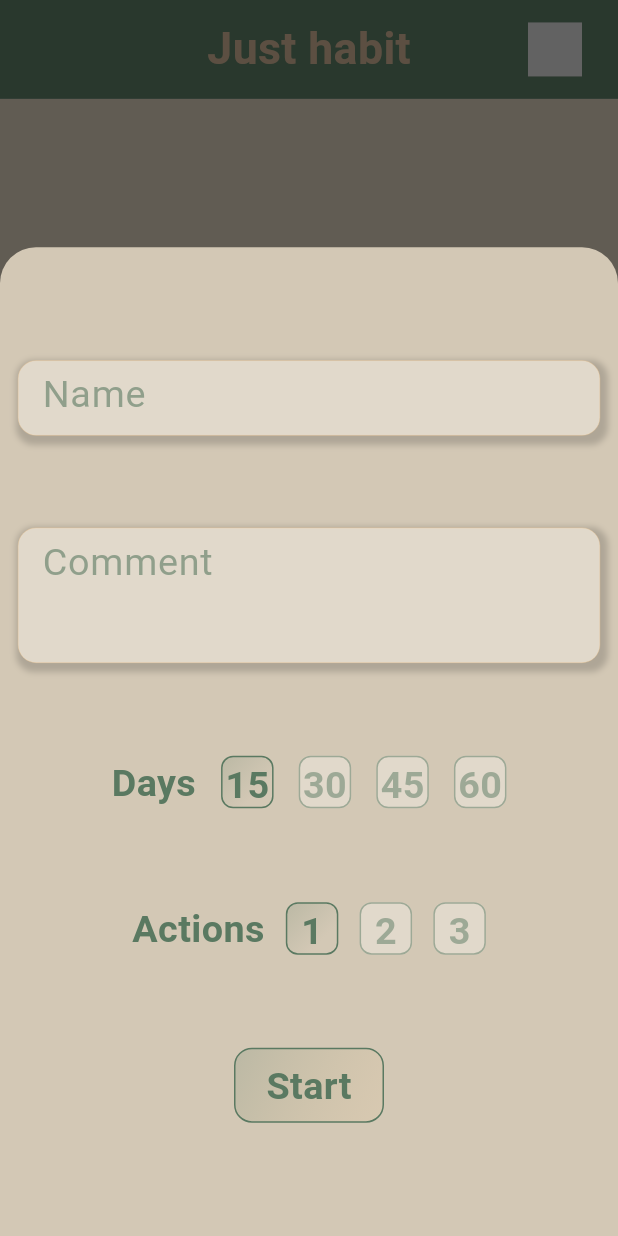
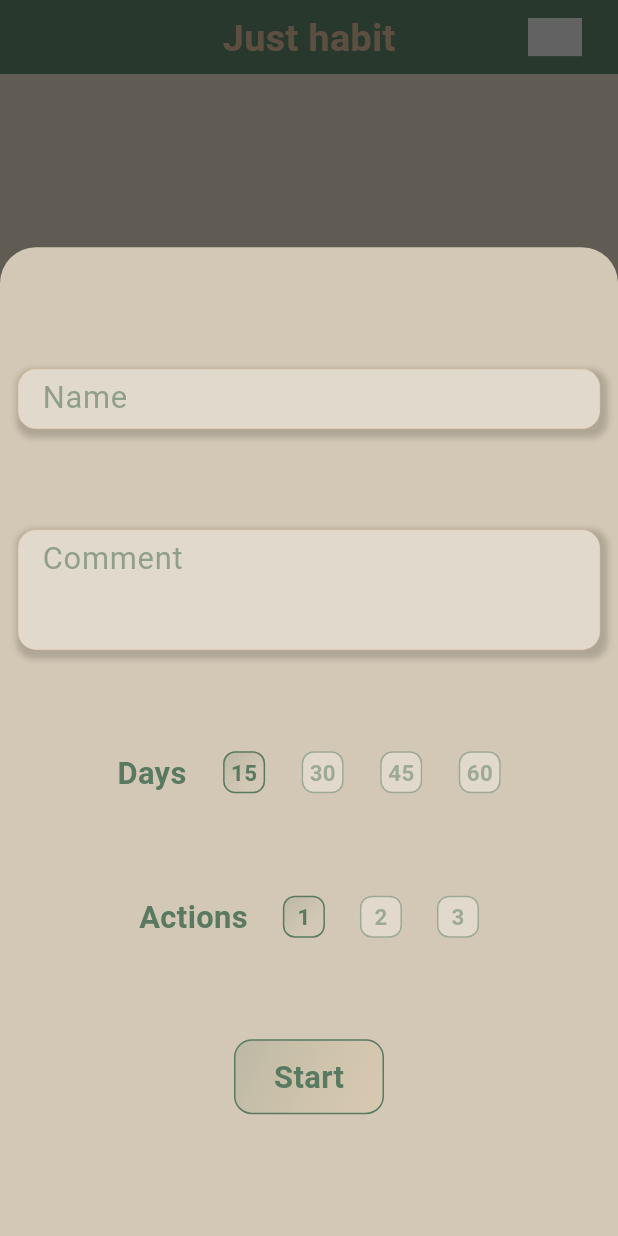
Before and after one commit to denissavishchev/justhabit, a Flutter app: the screen it shows after launch, after a tap on an icon or button, on a phone screen of 412 x 824 dp. Run offline on Flutter 3.47's test engine with Material 3 defaults, Android fonts, the phone set to English and light mode, and no system bars; our stand-ins replace flutter_screenutil, flutter_svg, sqflite; accounts and stored records are empty.

Commit message:
before done button

```diff
--- a/lib/constants.dart
+++ b/lib/constants.dart
@@ -9,11 +9,12 @@ const kBlack = Color(0xff1d1d1c);
 const kYellow = Color(0xffffcd8d);
 const kBrown = Color(0xffc8ad90);
 
-final kWhiteStyle = TextStyle(fontSize: 22.sp, color: kWhite, fontWeight: FontWeight.bold);
-final kGreenStyle = TextStyle(fontSize: 22.sp, color: kGreen, fontWeight: FontWeight.bold);
-final kBrownStyle = TextStyle(fontSize: 22.sp, color: kBrown, fontWeight: FontWeight.bold);
-final kOrangeStyleSmall = TextStyle(fontSize: 13.sp, color: kOrange.withOpacity(0.8), fontWeight: FontWeight.bold);
+final kWhiteStyle = TextStyle(fontSize: 18.sp, color: kWhite, fontWeight: FontWeight.bold);
+final kGreenStyle = TextStyle(fontSize: 18.sp, color: kGreen, fontWeight: FontWeight.bold);
+final kBrownStyle = TextStyle(fontSize: 18.sp, color: kBrown, fontWeight: FontWeight.bold);
+final kBrownStyleSmall = TextStyle(fontSize: 13.sp, color: kBrown);
 final kWhiteStyleSmall = TextStyle(fontSize: 13.sp, color: kWhite, fontWeight: FontWeight.bold);
-final kWhiteStyleBig = TextStyle(fontSize: 26.sp, color: kWhite, fontWeight: FontWeight.bold);
-final kOrangeStyleBig = TextStyle(fontSize: 26.sp, color: kOrange.withOpacity(0.7), fontWeight: FontWeight.bold);
-final kBrownStyleBig = TextStyle(fontSize: 26.sp, color: kBrown, fontWeight: FontWeight.bold);
+final kGreenStyleSmall = TextStyle(fontSize: 13.sp, color: kGreen, fontWeight: FontWeight.bold);
+final kWhiteStyleBig = TextStyle(fontSize: 22.sp, color: kWhite, fontWeight: FontWeight.bold);
+final kOrangeStyleBig = TextStyle(fontSize: 22.sp, color: kOrange.withOpacity(0.7), fontWeight: FontWeight.bold);
+final kBrownStyleBig = TextStyle(fontSize: 22.sp, color: kBrown, fontWeight: FontWeight.bold);
--- a/lib/pages/good_page.dart
+++ b/lib/pages/good_page.dart
@@ -17,7 +17,7 @@ class GoodPage extends StatelessWidget {
             backgroundColor: kGrey,
             floatingActionButton: FloatingActionButton(
               backgroundColor: kGreen,
-              foregroundColor: kOrange,
+              foregroundColor: kBrown,
               onPressed: () => data.addHabit(context),
               child: const IconSvgWidget(icon: 'add', color: kBrown,),
             ),
--- a/lib/pages/main_page.dart
+++ b/lib/pages/main_page.dart
@@ -1,4 +1,3 @@
-import 'package:flutter/cupertino.dart';
 import 'package:flutter/material.dart';
 import 'package:justhabit/constants.dart';
 import 'package:justhabit/widgets/icon_svg_widget.dart';
@@ -20,7 +19,7 @@ class MainPage extends StatelessWidget {
             child: Column(
               children: [
                 Container(
-                  height: size.height * 0.08,
+                  height: size.height * 0.06,
                   width: size.width,
                   color: kGreen,
                   padding: const EdgeInsets.symmetric(horizontal: 12),
@@ -43,7 +42,7 @@ class MainPage extends StatelessWidget {
                       }),
                 ),
                 SizedBox(
-                  height: size.height * 0.1,
+                  height: size.height * 0.075,
                     child: const BottomNavBarWidget()),
               ],
             ),
--- a/lib/widgets/bottom_bar_widget.dart
+++ b/lib/widgets/bottom_bar_widget.dart
@@ -33,7 +33,7 @@ class BottomNavBarWidget extends StatelessWidget {
                     child: Column(
                       children: [
                         SizedBox(
-                          height: 40,
+                          height: 24,
                           child: IconSvgWidget(
                             icon: data.icon[index],
                             padding: 0,
@@ -42,8 +42,8 @@ class BottomNavBarWidget extends StatelessWidget {
                         ),
                         Text(data.names[index],
                           style: data.activePage == index
-                              ? kOrangeStyleSmall.copyWith(color: kBrown)
-                              : kWhiteStyleSmall,)
+                              ? kBrownStyleSmall
+                              : kWhiteStyleSmall. copyWith(fontWeight: FontWeight.normal),)
                       ],
                     )
                 ),
--- a/lib/widgets/button_widget.dart
+++ b/lib/widgets/button_widget.dart
@@ -1,5 +1,4 @@
 import 'package:flutter/material.dart';
-
 import '../constants.dart';
 
 class ButtonWidget extends StatelessWidget {
@@ -19,8 +18,8 @@ class ButtonWidget extends StatelessWidget {
     return GestureDetector(
       onTap: onPress,
       child: Container(
-        width: 35,
-        height: 35,
+        width: 28,
+        height: 28,
         decoration: BoxDecoration(
             color: kWhite,
             gradient: isPressed ? LinearGradient(
@@ -39,8 +38,8 @@ class ButtonWidget extends StatelessWidget {
         ),
         child: Center(child: Text(text,
           style: isPressed
-              ? kGreenStyle
-              : kGreenStyle.copyWith(color: kGreen.withOpacity(0.5)),)),
+              ? kGreenStyleSmall
+              : kGreenStyleSmall.copyWith(color: kGreen.withOpacity(0.5)),)),
       ),
     );
   }
--- a/lib/widgets/text_field_widget.dart
+++ b/lib/widgets/text_field_widget.dart
@@ -6,7 +6,7 @@ class TextFieldWidget extends StatelessWidget {
     super.key,
     required this.controller,
     required this.hintText,
-    this.height = 50,
+    this.height = 40,
   });
 
   final TextEditingController controller;
```
Also changed, not shown: lib/providers/good_provider.dart (+17 -1 lines), lib/widgets/good_tile_widget.dart (+41 -10 lines).
